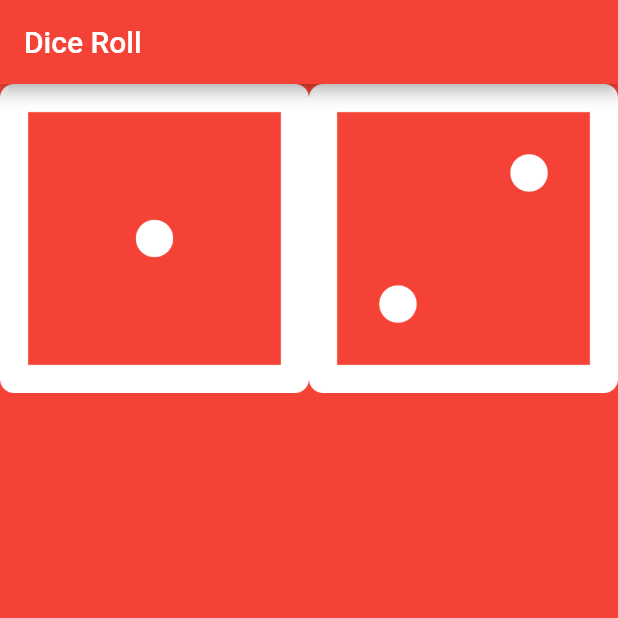
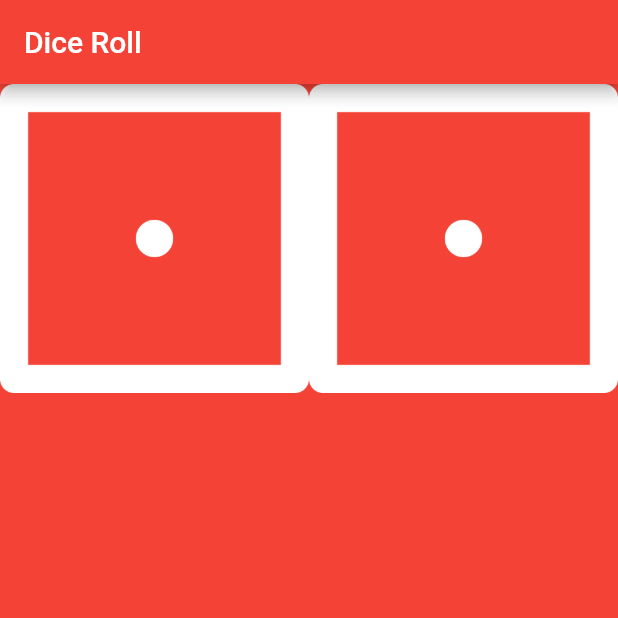
Before and after one commit to maneesha14w/dice-app-flutter, a Flutter app: the screen it shows after launch, on a phone screen of 412 x 824 dp, the top half of it. Run offline on Flutter 3.47's test engine with Material 2 defaults, Android fonts, the phone set to English and light mode, and no system bars.

```diff
--- a/lib/main.dart
+++ b/lib/main.dart
@@ -28,7 +28,7 @@ class DicePage extends StatelessWidget {
         // Image(image: AssetImage)
         Expanded(
           child: Image(
-            image: AssetImage('images/dice2.png'),
+            image: AssetImage('images/dice1.png'),
           ),
         ),
       ],
```
